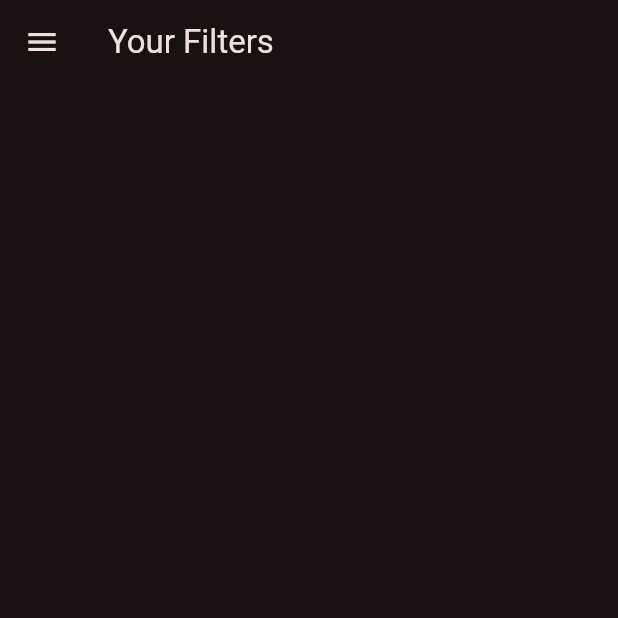
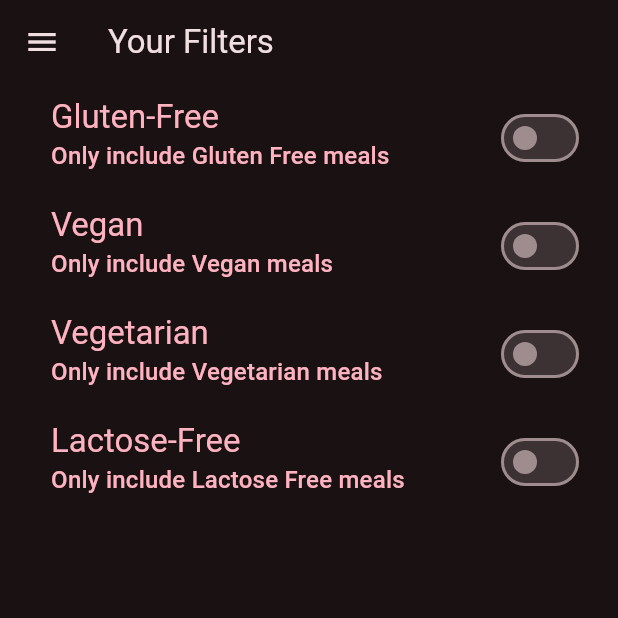
Before and after one commit to Abdulkader-Safi/Meal-App, a Flutter app: the FilterScreen screen opened directly, on a phone screen of 412 x 824 dp, the top half of it. Run offline on Flutter 3.47's test engine with Material 2 defaults, Android fonts, the phone set to English and light mode, and no system bars; our stand-ins replace transparent_image.

Commit message:
add filters

```diff
--- a/lib/screens/filter_screen.dart
+++ b/lib/screens/filter_screen.dart
@@ -12,6 +12,11 @@ class FilterScreen extends StatefulWidget {
 }
 
 class _FilterScreenState extends State<FilterScreen> {
+  bool _glutenFreeFilter = false;
+  bool _veganFreeFilter = false;
+  bool _vegetarianFreeFilter = false;
+  bool _lactoseFreeFilter = false;
+
   @override
   Widget build(BuildContext context) {
     return Scaffold(
@@ -31,8 +36,97 @@ class _FilterScreenState extends State<FilterScreen> {
           }
         },
       ),
-      body: const Column(
-        children: [],
+      body: Column(
+        children: [
+          SwitchListTile(
+            title: Text(
+              'Gluten-Free',
+              style: Theme.of(context).textTheme.titleLarge!.copyWith(
+                    color: Theme.of(context).colorScheme.primary,
+                  ),
+            ),
+            subtitle: Text(
+              'Only include Gluten Free meals',
+              style: Theme.of(context).textTheme.titleMedium!.copyWith(
+                    color: Theme.of(context).colorScheme.primary,
+                  ),
+            ),
+            activeColor: Theme.of(context).colorScheme.tertiary,
+            contentPadding: const EdgeInsets.only(left: 34, right: 22),
+            onChanged: (bool value) {
+              setState(() {
+                _glutenFreeFilter = value;
+              });
+            },
+            value: _glutenFreeFilter,
+          ),
+          SwitchListTile(
+            title: Text(
+              'Vegan',
+              style: Theme.of(context).textTheme.titleLarge!.copyWith(
+                    color: Theme.of(context).colorScheme.primary,
+                  ),
+            ),
+            subtitle: Text(
+              'Only include Vegan meals',
+              style: Theme.of(context).textTheme.titleMedium!.copyWith(
+                    color: Theme.of(context).colorScheme.primary,
+                  ),
+            ),
+            activeColor: Theme.of(context).colorScheme.tertiary,
+            contentPadding: const EdgeInsets.only(left: 34, right: 22),
+            onChanged: (bool value) {
+              setState(() {
+                _veganFreeFilter = value;
+              });
+            },
+            value: _veganFreeFilter,
+          ),
+          SwitchListTile(
+            title: Text(
+              'Vegetarian',
+              style: Theme.of(context).textTheme.titleLarge!.copyWith(
+                    color: Theme.of(context).colorScheme.primary,
+                  ),
+            ),
+            subtitle: Text(
+              'Only include Vegetarian meals',
+              style: Theme.of(context).textTheme.titleMedium!.copyWith(
+                    color: Theme.of(context).colorScheme.primary,
+                  ),
+            ),
+            activeColor: Theme.of(context).colorScheme.tertiary,
+            contentPadding: const EdgeInsets.only(left: 34, right: 22),
+            onChanged: (bool value) {
+              setState(() {
+                _vegetarianFreeFilter = value;
+              });
+            },
+            value: _vegetarianFreeFilter,
+          ),
+          SwitchListTile(
+            title: Text(
+              'Lactose-Free',
+              style: Theme.of(context).textTheme.titleLarge!.copyWith(
+                    color: Theme.of(context).colorScheme.primary,
+                  ),
+            ),
+            subtitle: Text(
+              'Only include Lactose Free meals',
+              style: Theme.of(context).textTheme.titleMedium!.copyWith(
+                    color: Theme.of(context).colorScheme.primary,
+                  ),
+            ),
+            activeColor: Theme.of(context).colorScheme.tertiary,
+            contentPadding: const EdgeInsets.only(left: 34, right: 22),
+            onChanged: (bool value) {
+              setState(() {
+                _lactoseFreeFilter = value;
+              });
+            },
+            value: _lactoseFreeFilter,
+          ),
+        ],
       ),
     );
   }
```
